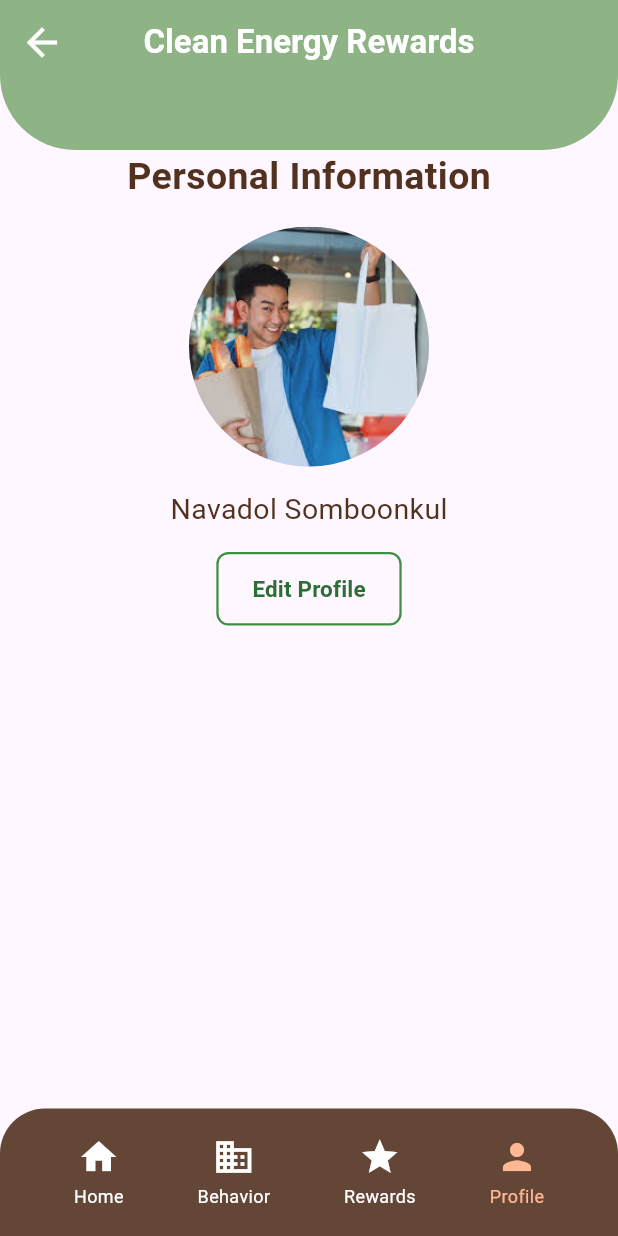
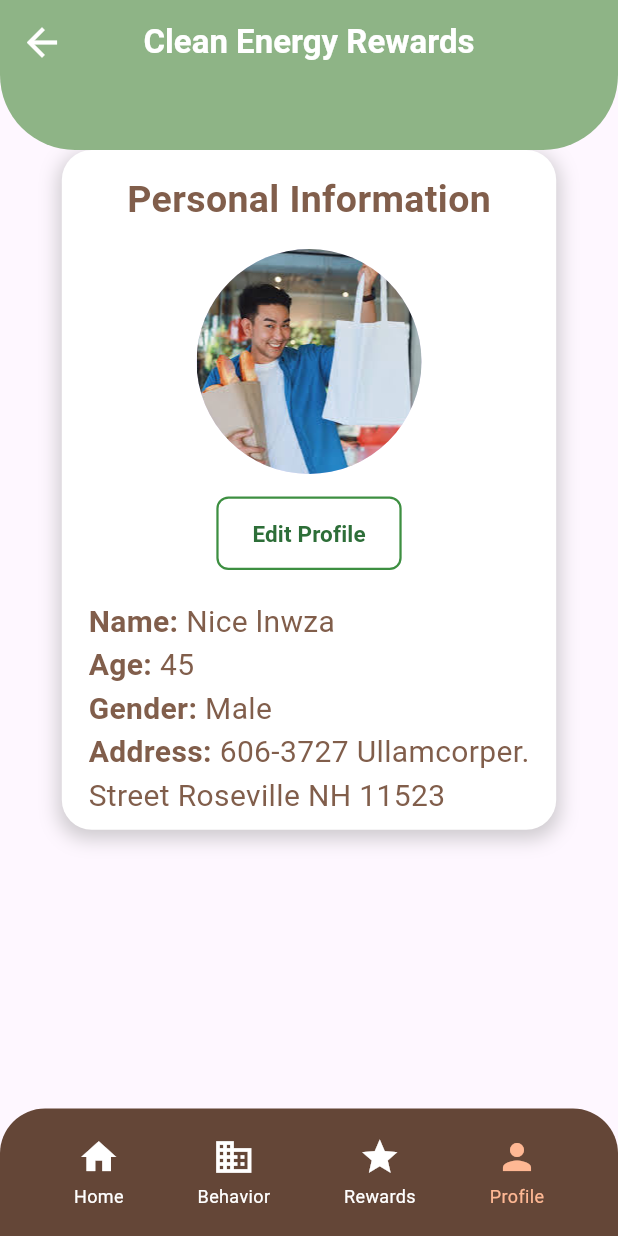
Before and after one commit to MxnlodyX/Energy_Rewards, a Flutter app: the UserInfo screen opened by its route, on a phone screen of 412 x 824 dp. Run offline on Flutter 3.47's test engine with Material 3 defaults, Android fonts, the phone set to English and light mode, and no system bars; our stand-ins replace firebase_auth, image_picker; accounts and stored records are empty.

Commit message:
feature(user-info) : implement UI profile

```diff
--- a/clean_energy_rewards/lib/pages/user-side/user_info.dart
+++ b/clean_energy_rewards/lib/pages/user-side/user_info.dart
@@ -26,6 +26,21 @@ class _UserInfoState extends State<UserInfo> {
       body: SingleChildScrollView(
         child: Center(
           child: Container(
+            padding: EdgeInsets.all(15),
+            width: MediaQuery.of(context).size.width * 0.8,
+            height: MediaQuery.of(context).size.height * 0.55,
+            decoration: BoxDecoration(
+              borderRadius: BorderRadius.circular(20),
+              color: Colors.white, // สีพื้นหลังของ Container
+              boxShadow: [
+                BoxShadow(
+                  color: Colors.grey.withOpacity(0.5), // ใช้สีเทาแบบโปร่งแสง
+                  blurRadius: 10, // ความเบลอของเงา (ค่า越大越模糊)
+                  spreadRadius: 2, // การกระจายของเงา
+                  offset: Offset(0, 4), // ตำแหน่งเงา (x,y)
+                ),
+              ],
+            ),
             child: Column(
               children: [
                 Text(
@@ -33,22 +48,13 @@ class _UserInfoState extends State<UserInfo> {
                   style: TextStyle(
                     fontSize: 25,
                     fontWeight: FontWeight.bold,
-                    color: Color.fromARGB(255, 82, 49, 31),
+                    color: Color.fromARGB(225, 112, 72, 51),
                   ),
                 ),
                 SizedBox(height: 15),
                 CircleAvatar(
-                  radius: 80,
+                  radius: 75,
                   backgroundImage: AssetImage('assets/bag.jpg'),
-                ),
-                SizedBox(height: 15),
-
-                Text(
-                  "Navadol Somboonkul",
-                  style: TextStyle(
-                    fontSize: 19,
-                    color: Color.fromARGB(255, 82, 49, 31),
-                  ),
                 ),
                 SizedBox(height: 15),
 
@@ -73,6 +79,38 @@ class _UserInfoState extends State<UserInfo> {
                     ),
                   ),
                 ),
+                SizedBox(height: 20),
+                Text.rich(
+                  TextSpan(
+                    children: [
+                      TextSpan(
+                        text: 'Name: ',
+                        style: TextStyle(fontWeight: FontWeight.bold),
+                      ),
+                      TextSpan(text: 'Nice lnwza\n'),
+                      TextSpan(
+                        text: 'Age: ',
+                        style: TextStyle(fontWeight: FontWeight.bold),
+                      ),
+                      TextSpan(text: '45\n'),
+                      TextSpan(
+                        text: 'Gender: ',
+                        style: TextStyle(fontWeight: FontWeight.bold),
+                      ),
+                      TextSpan(text: 'Male\n'),
+                      TextSpan(
+                        text: 'Address: ',
+                        style: TextStyle(fontWeight: FontWeight.bold),
+                      ),
+                      TextSpan(text: '606-3727 Ullamcorper.\n'),
+                      TextSpan(text: 'Street Roseville NH 11523'),
+                    ],
+                  ),
+                  style: TextStyle(
+                    fontSize: 20,
+                    color: Color.fromARGB(225, 112, 72, 51),
+                  ),
+                ),
               ],
             ),
           ),
```
